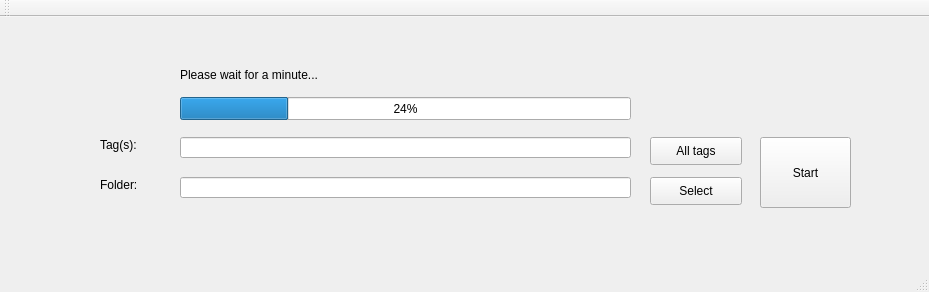
This is KonachanCollecter/konachancollecter.ui in SorataKasugano/KonachanCollecter as Qt 5 draws it before an edit. The edited form follows.
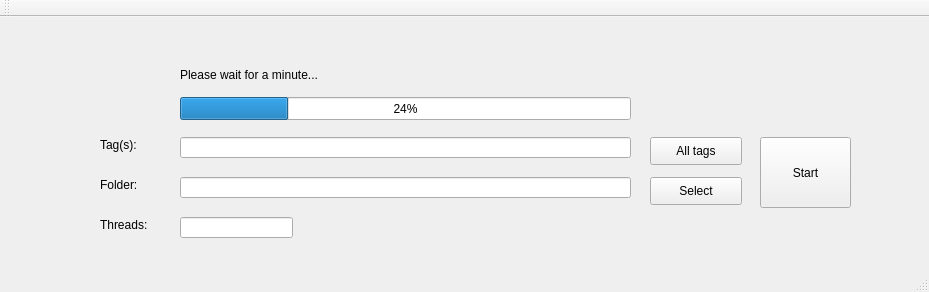
This is the edited form.

Diff of the .ui file:
```diff
--- a/KonachanCollecter/konachancollecter.ui
+++ b/KonachanCollecter/konachancollecter.ui
@@ -113,7 +113,7 @@
      <rect>
       <x>180</x>
       <y>50</y>
-      <width>241</width>
+      <width>451</width>
       <height>16</height>
      </rect>
     </property>
@@ -134,6 +134,29 @@
      <string>All tags</string>
     </property>
    </widget>
+   <widget class="QLineEdit" name="lineEdit_maxThread">
+    <property name="geometry">
+     <rect>
+      <x>180</x>
+      <y>200</y>
+      <width>113</width>
+      <height>21</height>
+     </rect>
+    </property>
+   </widget>
+   <widget class="QLabel" name="label_3">
+    <property name="geometry">
+     <rect>
+      <x>100</x>
+      <y>200</y>
+      <width>72</width>
+      <height>15</height>
+     </rect>
+    </property>
+    <property name="text">
+     <string>Threads:</string>
+    </property>
+   </widget>
   </widget>
   <widget class="QMenuBar" name="menuBar">
    <property name="geometry">
```
